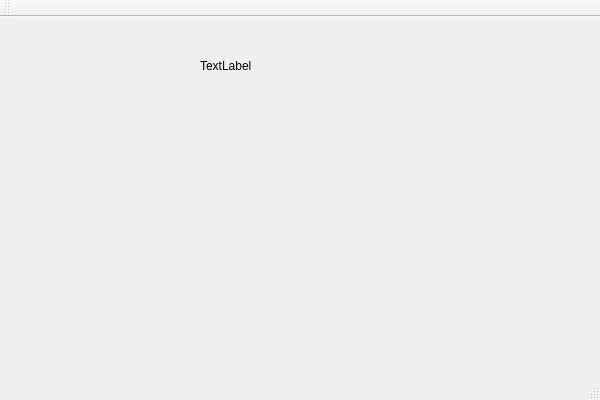
hkkhuang/Qt, file Test8_2A/Test8_2A/Test8_2A.ui: the form before one commit.
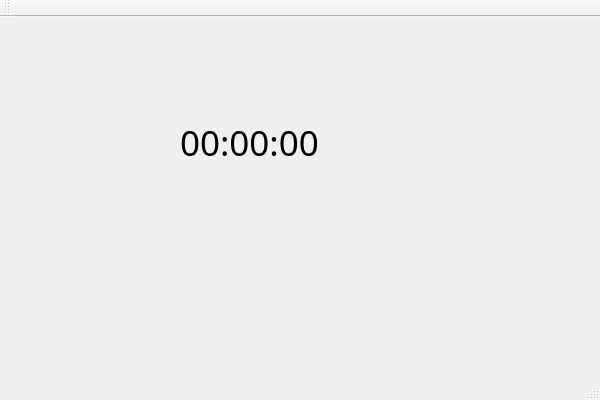
The form after the commit.

Commit message: 定时器 QTime

The edit to the form file:
```diff
--- a/Test8_2A/Test8_2A/Test8_2A.ui
+++ b/Test8_2A/Test8_2A/Test8_2A.ui
@@ -17,14 +17,20 @@
    <widget class="QLabel" name="labelTime">
     <property name="geometry">
      <rect>
-      <x>200</x>
-      <y>40</y>
-      <width>81</width>
-      <height>18</height>
+      <x>180</x>
+      <y>90</y>
+      <width>171</width>
+      <height>71</height>
      </rect>
     </property>
+    <property name="font">
+     <font>
+      <family>Algerian</family>
+      <pointsize>26</pointsize>
+     </font>
+    </property>
     <property name="text">
-     <string>TextLabel</string>
+     <string>00:00:00</string>
     </property>
    </widget>
   </widget>
```
Left out of the diff: 2 changed lines with no effect on the pictures. The commit also changes 2 other files.
